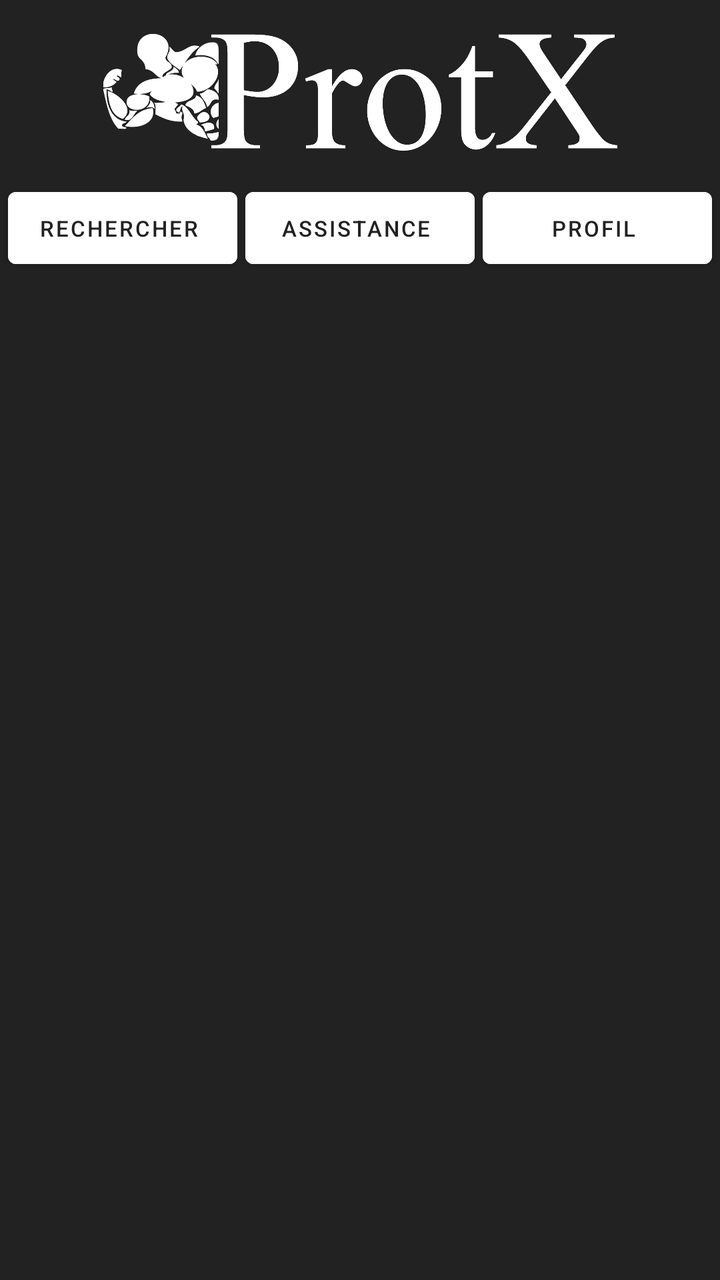
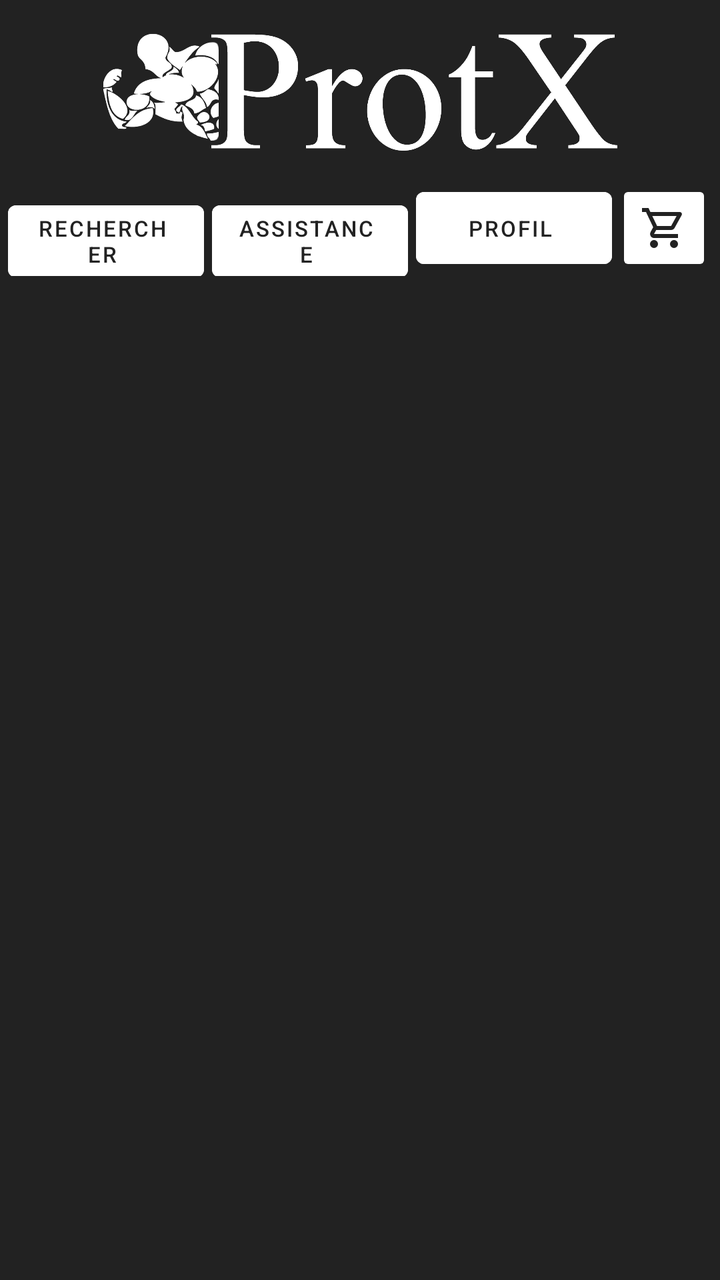

The first picture is an Android layout as it rendered before a commit; the second is the same layout after the commit. The layout source and the unified diff follow.
<!-- AndroidManifest.xml: application theme Theme.Protx_V2 -->
<!-- res/layout/activity_accueil.xml -->
<?xml version="1.0" encoding="utf-8"?>
<RelativeLayout xmlns:android="http://schemas.android.com/apk/res/android"
    xmlns:tools="http://schemas.android.com/tools"
    xmlns:app="http://schemas.android.com/apk/res-auto"
    android:id="@+id/main"
    android:layout_width="match_parent"
    android:layout_height="match_parent"
    tools:context=".MainActivity"
    android:background="@color/grey">

    <RelativeLayout
        android:layout_width="wrap_content"
        android:layout_height="wrap_content"
        android:id="@+id/nav">

        <ImageView
            android:contentDescription="@string/protx_logo"
            android:layout_width="280dp"
            android:layout_centerHorizontal="true"
            android:layout_height="90dp"
            android:src="@drawable/logo"
            android:id="@+id/protx_logo_img"
            />
        <LinearLayout
            android:layout_below="@+id/protx_logo_img"
            android:layout_width="match_parent"
            android:layout_height="wrap_content"
            android:orientation="horizontal"
            android:id="@+id/bouton_bar">
            <com.google.android.material.button.MaterialButton
                style="@style/Widget.MaterialComponents.Button.Icon"
                android:layout_width="0dp"
                android:layout_weight="1"
                android:layout_height="wrap_content"
                android:backgroundTint="@color/white"
                android:id="@+id/rechercherBtn"
                android:layout_marginStart="4dp"
                android:layout_marginEnd="2dp"
                android:textColor="@color/grey"
                android:textSize="11sp"
                android:text="@string/rechercher"/>
            <com.google.android.material.button.MaterialButton
                style="@style/Widget.MaterialComponents.Button.Icon"
                android:layout_width="0dp"
                android:layout_weight="1"
                android:layout_height="wrap_content"
                android:backgroundTint="@color/white"
                android:id="@+id/assistanceBtn"
                android:layout_marginHorizontal="2dp"
                android:textColor="@color/grey"
                android:textSize="11sp"
                android:text="@string/assistance"/>
            <com.google.android.material.button.MaterialButton
                style="@style/Widget.MaterialComponents.Button.Icon"
                android:layout_width="0dp"
                android:layout_weight="1"
                android:layout_height="wrap_content"
                android:backgroundTint="@color/white"
                android:id="@+id/profilBtn"
                android:layout_marginStart="2dp"
                android:layout_marginEnd="4dp"
                android:textColor="@color/grey"
                android:textSize="11sp"
                android:text="@string/profil"/>
        </LinearLayout>
        <TextView
            android:id="@+id/produits_desc_text"
            android:layout_width="match_parent"
            android:layout_height="wrap_content"
            android:layout_below="@+id/bouton_bar"
            android:gravity="center"
            android:textSize="15sp"
            android:paddingHorizontal="20dp"
            android:textColor="@color/white"
            android:text=""/>
    </RelativeLayout>

    <ScrollView
        android:layout_width="match_parent"
        android:layout_height="wrap_content"
        android:layout_below="@id/nav"
        android:orientation="horizontal"
        android:paddingBottom="30dp"
        android:contentDescription="@string/produits">

        <LinearLayout
            android:id="@+id/containerProduits"
            android:layout_width="match_parent"
            android:layout_height="wrap_content"
            android:orientation="vertical"
            android:padding="10dp"/>

    </ScrollView>




</RelativeLayout>
<!-- resources referenced by this layout -->
<resources>
  <color name="grey">#222222</color>
  <color name="white">#FFFFFFFF</color>
  <!-- drawable logo: png bitmap (drawable, 77965 bytes) -->
  <string name="assistance">Assistance</string>
  <string name="produits">Produits</string>
  <string name="profil">Profil</string>
  <string name="protx_logo">Protx Logo</string>
  <string name="rechercher">Rechercher</string>
  <style name="Theme.Protx_V2" parent="Base.Theme.Protx_V2">
          <item name="android:imageButtonStyle">@style/ProtxButton</item>
      </style>
  <style name="Base.Theme.Protx_V2" parent="Theme.Material3.DayNight.NoActionBar">
          
          
          <item name="android:statusBarColor">@color/white</item>
          <item name="android:windowLightStatusBar">true</item> 
          <item name="android:buttonStyle">@style/ProtxButton</item>
      </style>
  <style name="ProtxButton">
          <item name="android:textColor">@color/grey</item>
          <item name="android:background">@drawable/rounded_bg</item>
          <item name="android:backgroundTint">@null</item>
  
      </style>
  <!-- drawable rounded_bg (drawable) -->
  <?xml version="1.0" encoding="utf-8"?>
  <shape xmlns:android="http://schemas.android.com/apk/res/android"
          android:shape="rectangle">
  
          <solid android:color="@color/white" />
          <corners android:radius="8dp" />
  
  </shape>
</resources>

<!-- the commit's change to res/layout/activity_accueil.xml (unified diff, before → after) -->
@@ -57,11 +57,21 @@
                 android:layout_height="wrap_content"
                 android:backgroundTint="@color/white"
                 android:id="@+id/profilBtn"
-                android:layout_marginStart="2dp"
-                android:layout_marginEnd="4dp"
+                android:layout_marginHorizontal="2dp"
                 android:textColor="@color/grey"
                 android:textSize="11sp"
                 android:text="@string/profil"/>
+
+            <ImageButton
+                android:id="@+id/boutonPanier"
+                android:layout_width="48dp"
+                android:layout_height="48dp"
+                android:contentDescription="@string/bouton_retourner"
+                app:srcCompat="@drawable/cart_24"
+                android:layout_marginEnd="4dp"
+                app:tint="@color/grey"
+                android:backgroundTint="@color/white"
+                />
         </LinearLayout>
         <TextView
             android:id="@+id/produits_desc_text"
<!-- resource entries referenced after the edit -->
@@ -2,8 +2,15 @@
 <resources>
   <color name="grey">#222222</color>
   <color name="white">#FFFFFFFF</color>
+  <!-- drawable cart_24 (drawable) -->
+  <vector xmlns:android="http://schemas.android.com/apk/res/android" android:height="24dp" android:tint="#000000" android:viewportHeight="960" android:viewportWidth="960" android:width="24dp">
+        
+      <path android:fillColor="@android:color/white" android:pathData="M280,880Q247,880 223.5,856.5Q200,833 200,800Q200,767 223.5,743.5Q247,720 280,720Q313,720 336.5,743.5Q360,767 360,800Q360,833 336.5,856.5Q313,880 280,880ZM680,880Q647,880 623.5,856.5Q600,833 600,800Q600,767 623.5,743.5Q647,720 680,720Q713,720 736.5,743.5Q760,767 760,800Q760,833 736.5,856.5Q713,880 680,880ZM246,240L342,440L622,440Q622,440 622,440Q622,440 622,440L732,240Q732,240 732,240Q732,240 732,240L246,240ZM208,160L798,160Q821,160 833,180.5Q845,201 834,222L692,478Q681,498 662.5,509Q644,520 622,520L324,520L280,600Q280,600 280,600Q280,600 280,600L760,600L760,680L280,680Q235,680 212,640.5Q189,601 210,562L264,464L120,160L40,160L40,80L170,80L208,160ZM342,440L342,440L622,440Q622,440 622,440Q622,440 622,440L622,440L342,440Z"/>
+      
+  </vector>
   <!-- drawable logo: png bitmap (drawable, 77965 bytes) -->
   <string name="assistance">Assistance</string>
+  <string name="bouton_retourner">Bouton retourner</string>
   <string name="produits">Produits</string>
   <string name="profil">Profil</string>
   <string name="protx_logo">Protx Logo</string>
